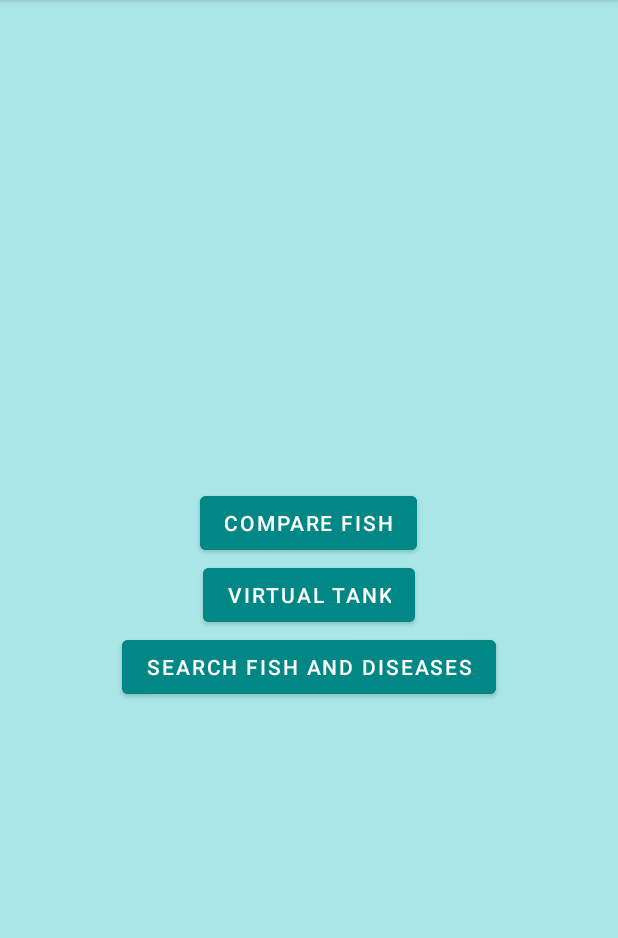
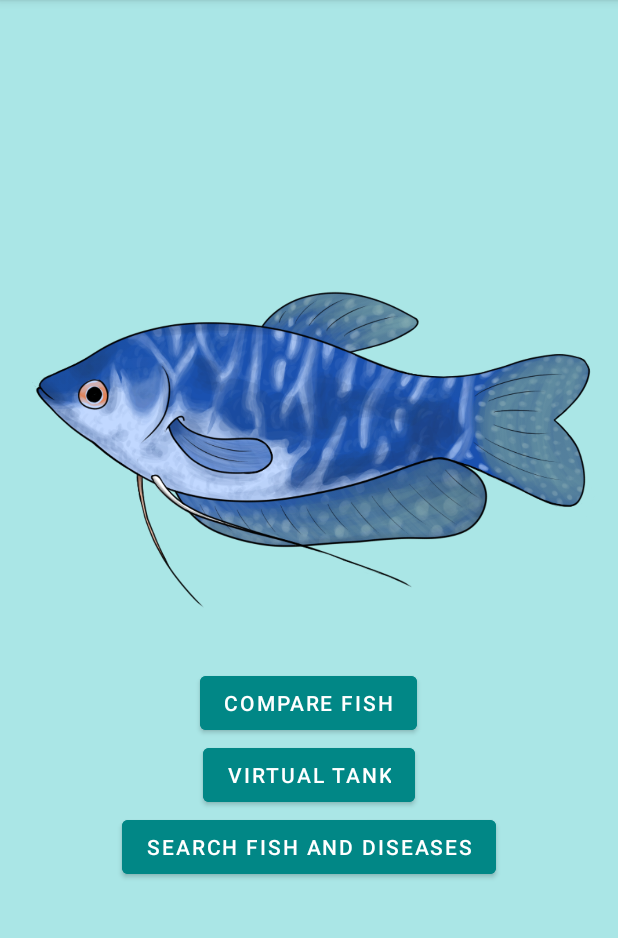
Before and after one commit to Char-318/FishCompatibility, an Android app: the screen it shows after launch (MainActivity), on a phone screen of 412 x 824 dp, the part 84-1022 px from its top. Run offline under Robolectric (Android 15) with nearby library versions, the phone set to English and light mode, and no system bars.

Commit message:
Fixing bug with image

```diff
--- a/FishCompatibility/app/src/main/res/layout/activity_main.xml
+++ b/FishCompatibility/app/src/main/res/layout/activity_main.xml
@@ -21,7 +21,6 @@
         app:layout_constraintStart_toStartOf="parent"
         app:layout_constraintTop_toTopOf="parent">
 
-        <!-- TODO: Need to compress image - too large to be displayed -->
         <ImageView
             android:id="@+id/logoImage"
             android:layout_width="match_parent"
@@ -30,6 +29,7 @@
             android:contentDescription="@string/logo_content_desc"
             android:cropToPadding="false"
             android:scaleType="fitCenter"
+            app:srcCompat="@drawable/gourami"
             tools:srcCompat="@drawable/gourami" />
 
         <Space
```
Also changed, not shown: FishCompatibility/app/src/main/res/drawable/angelfish.png, FishCompatibility/app/src/main/res/drawable/betta.png, FishCompatibility/app/src/main/res/drawable/bronze_corydora.png, FishCompatibility/app/src/main/res/drawable/danio.png, FishCompatibility/app/src/main/res/drawable/dwarf_cichlid.png, FishCompatibility/app/src/main/res/drawable/endler_guppy.png, FishCompatibility/app/src/main/res/drawable/fancy_goldfish.png, FishCompatibility/app/src/main/res/drawable/glass_catfish.png, FishCompatibility/app/src/main/res/drawable/goldfish.png, FishCompatibility/app/src/main/res/drawable/hillstream_loach.png, FishCompatibility/app/src/main/res/drawable/molly.png, FishCompatibility/app/src/main/res/drawable/platy.png, FishCompatibility/app/src/main/res/drawable/pleco.png, FishCompatibility/app/src/main/res/drawable/swordtail.png, 1 more files.
